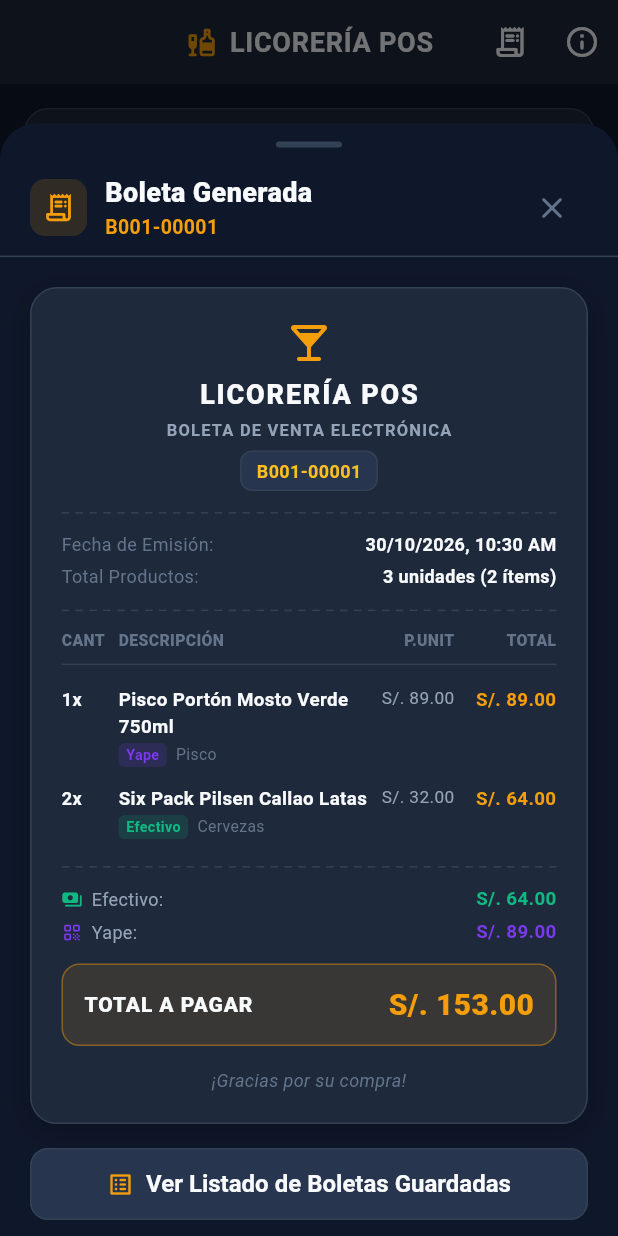
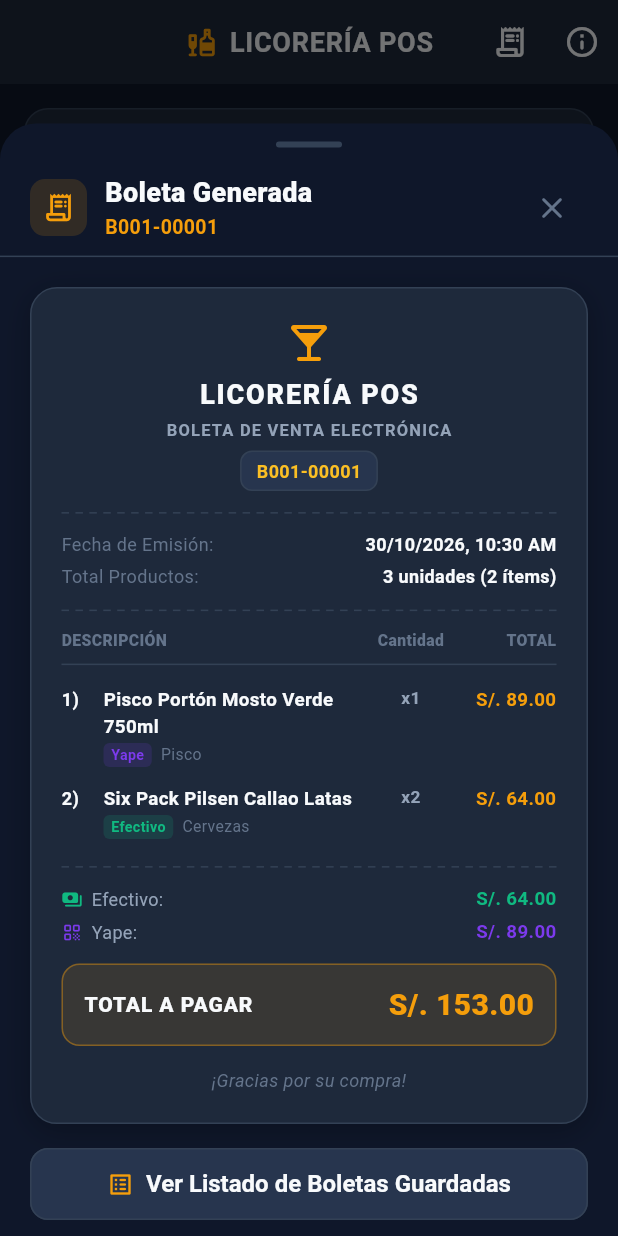
Before and after one commit to JerycoopV/Licoreria-Flutter, a Flutter app: the screen it shows after launch, after a tap on "REVISAR BOLETA", on a phone screen of 412 x 824 dp. Run offline on Flutter 3.47's test engine with Material 3 defaults, Android fonts, the phone set to English and light mode, and no system bars; our stand-ins replace pdf, printing, shared_preferences.

Commit message:
Boleta fix

```diff
--- a/lib/presentation/home/widgets/boleta_receipt_modal.dart
+++ b/lib/presentation/home/widgets/boleta_receipt_modal.dart
@@ -235,17 +235,6 @@
                         // Cabecera de la tabla de productos
                         const Row(
                           children: [
-                            SizedBox(
-                              width: 38,
-                              child: Text(
-                                'CANT',
-                                style: TextStyle(
-                                  color: AppColors.textMuted,
-                                  fontSize: 10.5,
-                                  fontWeight: FontWeight.w800,
-                                ),
-                              ),
-                            ),
                             Expanded(
                               child: Text(
                                 'DESCRIPCIÓN',
@@ -259,8 +248,8 @@
                             SizedBox(
                               width: 58,
                               child: Text(
-                                'P.UNIT',
-                                textAlign: TextAlign.right,
+                                'Cantidad',
+                                textAlign: TextAlign.center,
                                 style: TextStyle(
                                   color: AppColors.textMuted,
                                   fontSize: 10.5,
@@ -288,7 +277,9 @@
                         const SizedBox(height: 8),
 
                         // Lista de productos vendidos
-                        ...boleta.items.map((item) {
+                        ...boleta.items.asMap().entries.map((entry) {
+                          final index = entry.key + 1;
+                          final item = entry.value;
                           final isYape = item.metodoPago.toLowerCase() == 'yape';
                           final methodColor =
                               isYape ? AppColors.yape : AppColors.efectivo;
@@ -299,9 +290,9 @@
                               crossAxisAlignment: CrossAxisAlignment.start,
                               children: [
                                 SizedBox(
-                                  width: 38,
+                                  width: 28,
                                   child: Text(
-                                    '${item.cantidad}x',
+                                    '$index)',
                                     style: const TextStyle(
                                       color: AppColors.textPrimary,
                                       fontSize: 12,
@@ -360,11 +351,12 @@
                                 SizedBox(
                                   width: 58,
                                   child: Text(
-                                    'S/. ${item.precioUnitario.toStringAsFixed(2)}',
-                                    textAlign: TextAlign.right,
+                                    'x${item.cantidad}',
+                                    textAlign: TextAlign.center,
                                     style: const TextStyle(
                                       color: AppColors.textSecondary,
                                       fontSize: 11.5,
+                                      fontWeight: FontWeight.w600,
                                     ),
                                   ),
                                 ),
```
Also changed, not shown: lib/core/services/boleta_pdf_service.dart (+18 -15 lines), lib/models/boleta.dart (+7 -6 lines).
